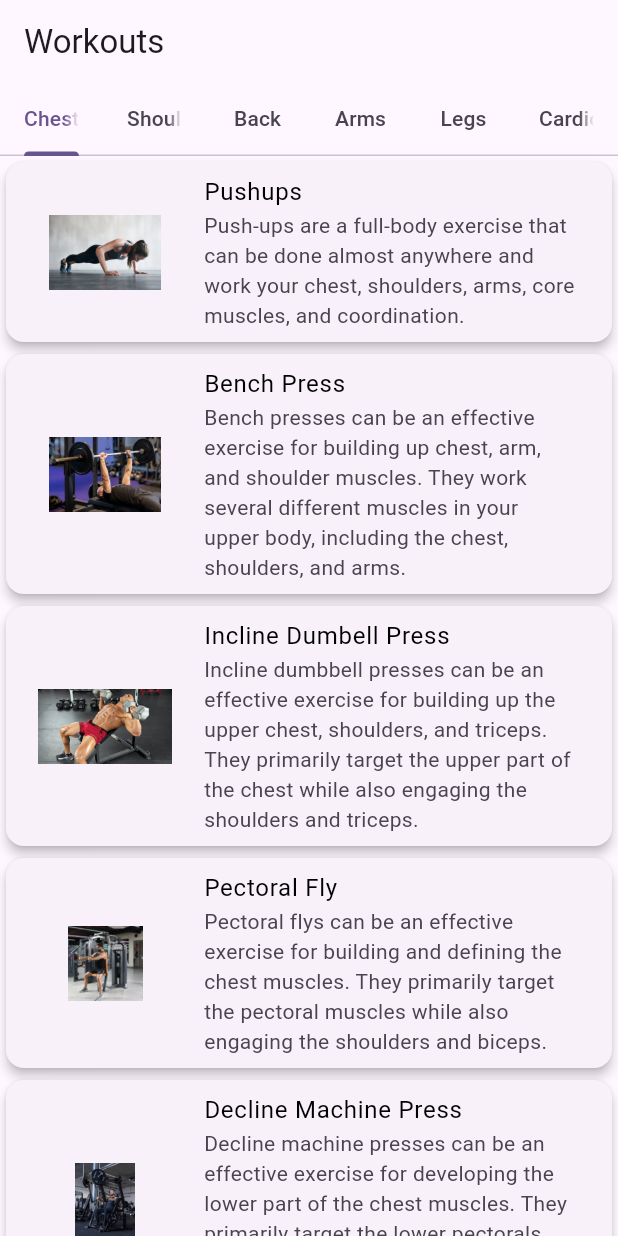
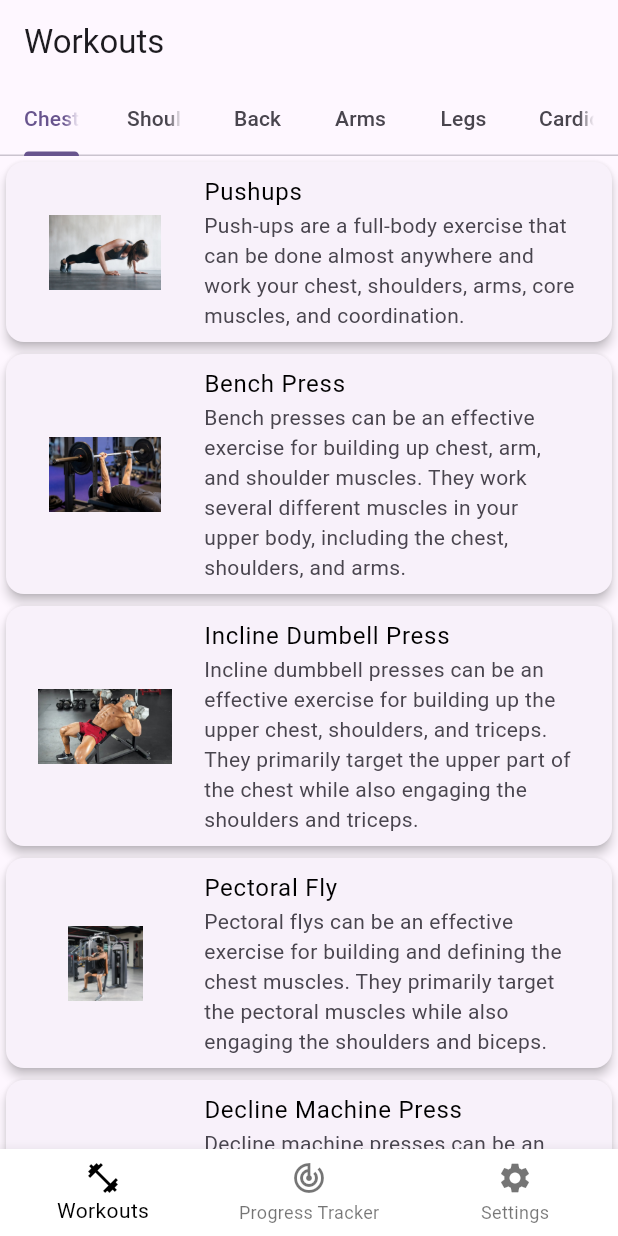
Before and after one commit to jhill144/fitnessapp, a Flutter app: the WorkoutPage screen opened by its route, on a phone screen of 412 x 824 dp. Run offline on Flutter 3.47's test engine with Material 3 defaults, Android fonts, the phone set to English and light mode, and no system bars; our stand-ins replace flutter_heatmap_calendar, go_router, google_nav_bar, shared_preferences; missing offline and left inert: modular_ui; accounts and stored records are empty.

Commit message:
Modified workout.dart with auto-formatting; added the bottom navigation bar since the workout page is the new "home" page.

```diff
--- a/lib/views/workouts/workout.dart
+++ b/lib/views/workouts/workout.dart
@@ -3,6 +3,7 @@ import 'package:fitnessapp/models/fitnessworkout.dart';
 import 'package:fitnessapp/utilities/enums.dart';
 import 'package:go_router/go_router.dart';
 import 'package:fitnessapp/utilities/route_constants.dart';
+import 'package:fitnessapp/views/navigation_menu.dart';
 
 class WorkoutPage extends StatefulWidget {
   const WorkoutPage({Key? key, required this.title}) : super(key: key);
@@ -13,7 +14,8 @@ class WorkoutPage extends StatefulWidget {
   _WorkoutPageState createState() => _WorkoutPageState();
 }
 
-class _WorkoutPageState extends State<WorkoutPage> with SingleTickerProviderStateMixin {
+class _WorkoutPageState extends State<WorkoutPage>
+    with SingleTickerProviderStateMixin {
   late TabController _tabController;
   final List<Fitnessworkout> _workouts = getWorkouts();
 
@@ -24,7 +26,9 @@ class _WorkoutPageState extends State<WorkoutPage> with SingleTickerProviderStat
   }
 
   List<Fitnessworkout> _getWorkoutsByCategory(WorkoutCategory category) {
-    return _workouts.where((workout) => workout.workoutCategory == category).toList();
+    return _workouts
+        .where((workout) => workout.workoutCategory == category)
+        .toList();
   }
 
   @override
@@ -55,6 +59,9 @@ class _WorkoutPageState extends State<WorkoutPage> with SingleTickerProviderStat
           _buildWorkoutList(WorkoutCategory.cardio),
         ],
       ),
+      bottomNavigationBar: const NavigationMenu(
+        title: '',
+      ),
     );
   }
 
@@ -73,7 +80,8 @@ class _WorkoutPageState extends State<WorkoutPage> with SingleTickerProviderStat
             subtitle: Text(workouts[index].workoutDescription),
             leading: workouts[index].workoutThumbnail,
             onTap: () {
-              context.pushNamed(RouteConstants.workoutdetails, extra: workouts[index]);
+              context.pushNamed(RouteConstants.workoutdetails,
+                  extra: workouts[index]);
             },
           ),
         );
```
